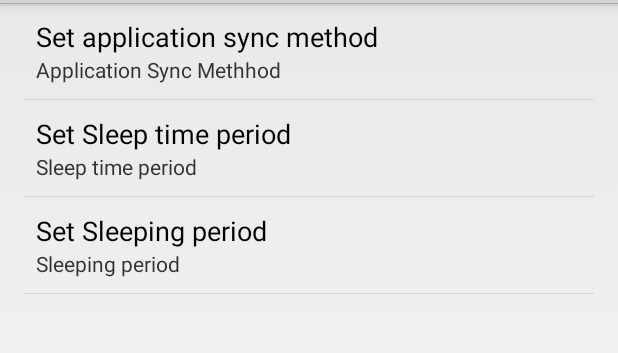
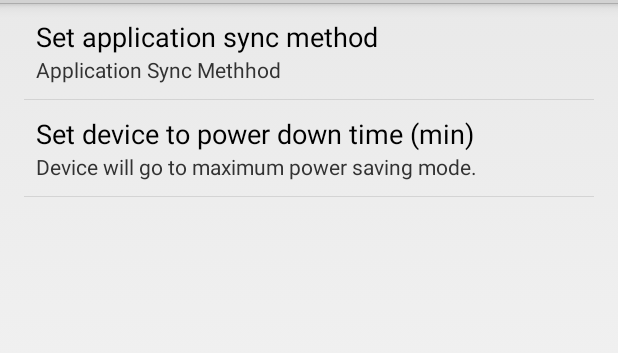
Before and after one commit to ChanakaCooray/AirPollutionMonitoring-AndroidApp, an Android app: the fragment SettingsFragment shown on its own in the app's theme, on a phone screen of 412 x 824 dp, the part 69-422 px from its top. Run offline under Robolectric (Android 15) with nearby library versions, the phone set to English and light mode, and no system bars.

Commit message:
Changed sleep mode to power down to save maximum power.

```diff
--- a/usbSerialExamples/src/main/res/xml/preferences.xml
+++ b/usbSerialExamples/src/main/res/xml/preferences.xml
@@ -15,15 +15,17 @@
         android:defaultValue="1"/>
 
 
-    <EditTextPreference
-        android:title="Set Sleep time period"
-        android:summary="Sleep time period"
-        android:key="sleepTimePeriod"
-        android:defaultValue="1000"/>
+    <!--<EditTextPreference-->
+        <!--android:title="Set device up time period (min)"-->
+        <!--android:summary="Device will go to power saving sleep after this time"-->
+        <!--android:key="sleepTimePeriod"-->
+        <!--android:defaultValue="60"-->
+        <!--android:inputType="numberDecimal"/>-->
 
     <EditTextPreference
-        android:title="Set Sleeping period"
-        android:summary="Sleeping period"
+        android:title="Set device to power down time (min)"
+        android:summary="Device will go to maximum power saving mode."
         android:key="sleepPeriod"
-        android:defaultValue="1000"/>
+        android:defaultValue="60"
+        android:inputType="number"/>
 </PreferenceScreen>
```
Also changed, not shown: usbSerialExamples/src/main/java/com/hoho/android/usbserial/examples/UsbSerialService.java (+27 -21 lines).
